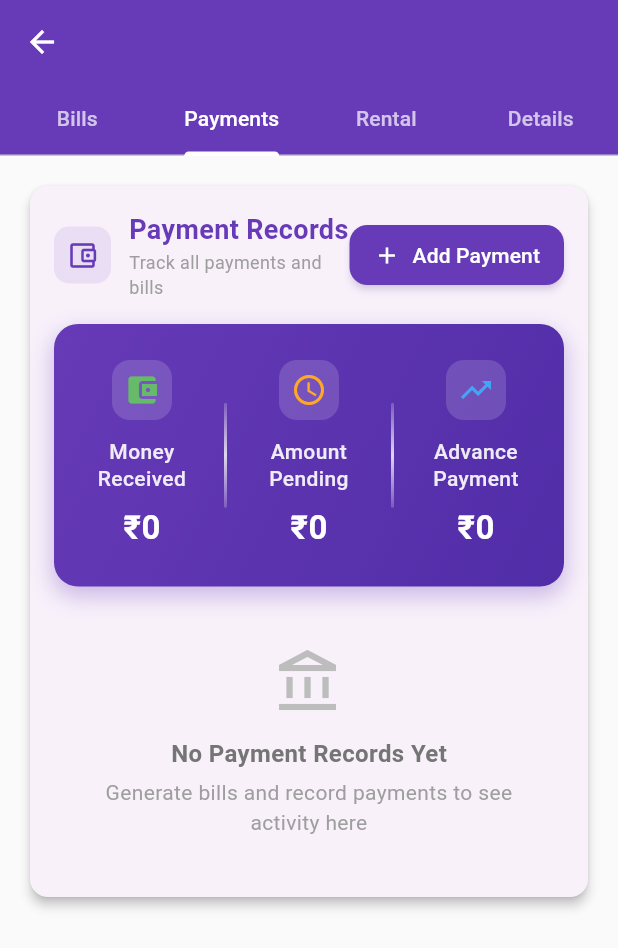
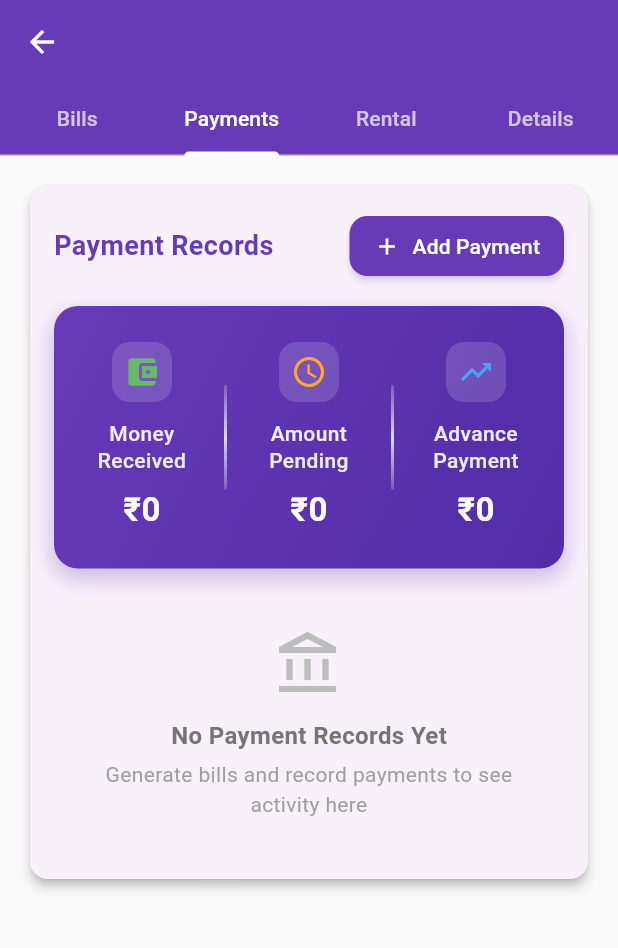
Before and after one commit to Prasanna-Snr/Rentify, a Flutter app: the TenantDetailsScreen screen opened directly with empty values, tab 2 chosen, on a phone screen of 412 x 824 dp. Shown: the top 948 px of the screen. Run offline on Flutter 3.47's test engine with Material 3 defaults, Android fonts, the light colour scheme and no system bars; our stand-ins replace cloud_firestore, firebase_auth, firebase_core, pinput; missing offline and left inert: mailer; accounts and stored records are empty; network calls fail.

Commit message:
remove icon

```diff
--- a/lib/screens/home_screen.dart
+++ b/lib/screens/home_screen.dart
@@ -108,7 +108,7 @@ class _HomeScreenState extends State<HomeScreen> with WidgetsBindingObserver {
       backgroundColor: Colors.grey[50],
       appBar: AppBar(
         title: const Text(
-          'Rentify Dashboard',
+          'Rentify',
           style: TextStyle(
             color: Colors.white,
             fontWeight: FontWeight.bold,
--- a/lib/screens/tenant/details/sections/payment_history_section.dart
+++ b/lib/screens/tenant/details/sections/payment_history_section.dart
@@ -62,39 +62,14 @@ class _PaymentHistorySectionState extends State<PaymentHistorySection> {
             // Section Header
             Row(
               children: [
-                Container(
-                  padding: const EdgeInsets.all(8),
-                  decoration: BoxDecoration(
-                    color: Colors.deepPurple.withOpacity(0.1),
-                    borderRadius: BorderRadius.circular(10),
-                  ),
-                  child: const Icon(
-                    Icons.account_balance_wallet_outlined,
-                    color: Colors.deepPurple,
-                    size: 22,
-                  ),
-                ),
-                const SizedBox(width: 12),
                 const Expanded(
-                  child: Column(
-                    crossAxisAlignment: CrossAxisAlignment.start,
-                    children: [
-                      Text(
+                  child: Text(
                     'Payment Records',
                     style: TextStyle(
                       fontSize: 18,
                       fontWeight: FontWeight.bold,
                       color: Colors.deepPurple,
                     ),
-                      ),
-                      Text(
-                        'Track all payments and bills',
-                        style: TextStyle(
-                          fontSize: 12,
-                          color: Colors.grey,
-                        ),
-                      ),
-                    ],
                   ),
                 ),
                 ElevatedButton.icon(
```
Lines whose indentation alone changed are shown as unchanged.
